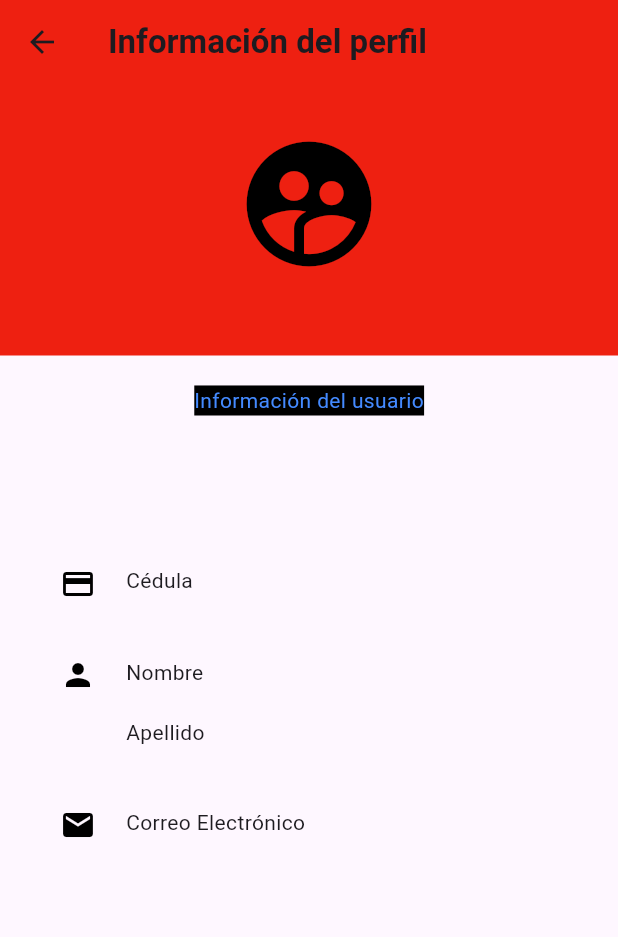
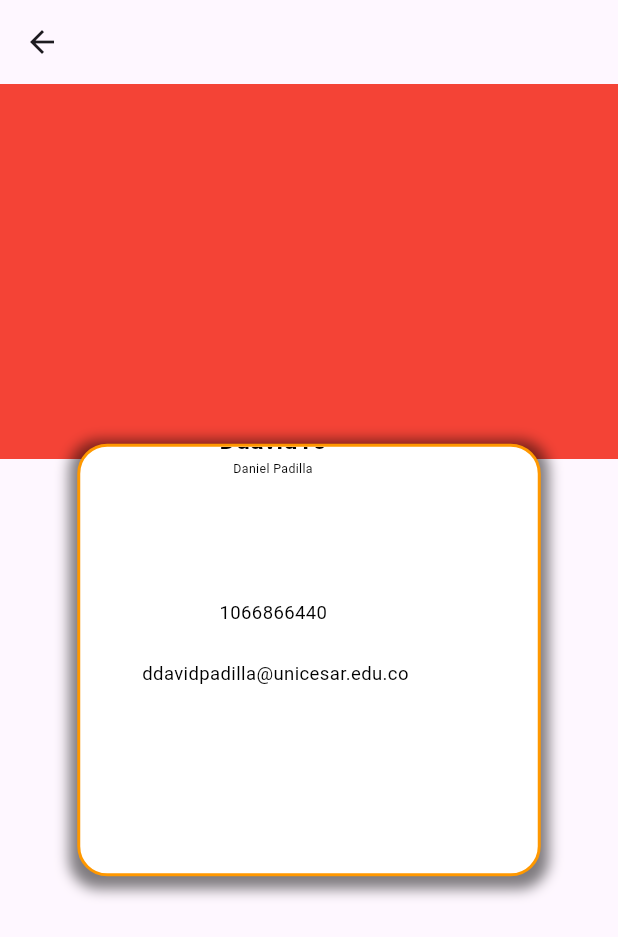
Before and after one commit to ara-project/Front, a Flutter app: the Perfil screen opened directly with empty values, on a phone screen of 412 x 824 dp. Shown: the top 937 px of the screen. Run offline on Flutter 3.47's test engine with Material 3 defaults, Android fonts, the phone set to English and light mode, and no system bars; our stand-ins replace google_sign_in, shared_preferences; missing offline and left inert: money2, simple_barcode_scanner; accounts and stored records are empty.

Commit message:
Cambios perfil

```diff
--- a/lib/pages/perfile_page.dart
+++ b/lib/pages/perfile_page.dart
@@ -1,6 +1,7 @@
 import 'package:flutter/cupertino.dart';
 import 'package:flutter/material.dart';
 import 'package:front_ara/entitys/person.dart';
+import 'package:front_ara/widgets/perfilW.dart';
 
 class Perfil extends StatelessWidget {
   Personas usuario;
@@ -12,117 +13,32 @@ class Perfil extends StatelessWidget {
   Widget build(BuildContext context) {
     return Scaffold(
       appBar: AppBar(
-          title: const Text(
-            "Información del perfil",
-            style: TextStyle(fontWeight: FontWeight.bold),
         ),
-          backgroundColor: const Color.fromARGB(255, 238, 32, 17)),
-      body: Center(
-          child: Column(
-        mainAxisAlignment: MainAxisAlignment.start,
+        body: Stack(
           children: [
+            Flexible(
+              child: Container(
+                height: 250,
+                width: double.infinity,
+                color: Colors.red,
+              ),
+            ),
             Container(
-              color: const Color.fromARGB(255, 238, 32, 17),
-              child: Padding(
-                padding: const EdgeInsets.all(30),
-                child: Column(
+            height: double.infinity,
+            width: double.infinity,
+            child: Container(
+              child: const Column(
+                mainAxisAlignment: MainAxisAlignment.center,
+                crossAxisAlignment: CrossAxisAlignment.center,
                 children: [
-                    const Row(
-                      mainAxisAlignment: MainAxisAlignment.center,
-                      children: [
-                        Icon(
-                          Icons.supervised_user_circle_rounded,
-                          size: 100,
-                          color: Colors.black,
-                        ),
+                  PerfilW(),
                 ],
               ),
-                    Text(usuario.usuario),
-                  ],
             ),
-              )),
-          Center(
-              child: Padding(
-            padding: EdgeInsets.all(20),
-            child: Text(
-              'Información del usuario',
-              textAlign: TextAlign.justify,
-              style: TextStyle(color: Colors.blueAccent, background: Paint()),
           ),
-          )),
-          Padding(
-            padding: const EdgeInsets.all(40),
-            child: Column(
-              mainAxisAlignment: MainAxisAlignment.start,
-              children: [
-                const SizedBox(height: 40),
-                Row(
-                  crossAxisAlignment: CrossAxisAlignment.start,
-                  children: [
-                    const Icon(
-                      Icons.credit_card,
-                      color: Colors.black,
+
+          ]
         ),
-                    const SizedBox(width: 20),
-                    Column(
-                      crossAxisAlignment: CrossAxisAlignment.start,
-                      children: [
-                        const Text("Cédula"),
-                        Text(usuario.cedula),
-                      ],
-                    ),
-                  ],
-                ),
-                const SizedBox(height: 20),
-                Row(
-                  crossAxisAlignment: CrossAxisAlignment.start,
-                  children: [
-                    const Icon(
-                      Icons.person,
-                      color: Colors.black,
-                    ),
-                    const SizedBox(width: 20),
-                    Column(
-                      crossAxisAlignment: CrossAxisAlignment.start,
-                      children: [
-                        const Text("Nombre"),
-                        Text(
-                            usuario.primerNombre + ' ' + usuario.segundoNombre),
-                        const Text("Apellido"),
-                        Text(usuario.primerApellido +
-                            ' ' +
-                            usuario.segundoApellido)
-                      ],
-                    ),
-                  ],
-                ),
-                const SizedBox(
-                  height: 20,
-                ),
-                Row(
-                  crossAxisAlignment: CrossAxisAlignment.start,
-                  children: [
-                    const Icon(
-                      Icons.email,
-                      color: Colors.black,
-                    ),
-                    const SizedBox(
-                      width: 20,
-                    ),
-                    Column(
-                      crossAxisAlignment: CrossAxisAlignment.start,
-                      children: [
-                        const Text("Correo Electrónico"),
-                        Text(usuario.correo)
-                      ],
-                    )
-                  ],
-                )
-              ],
-            ),
-          )
-        ],
-      )),
     );
   }
 }
--- /dev/null
+++ b/lib/widgets/perfilW.dart
@@ -0,0 +1,85 @@
+import 'package:flutter/foundation.dart';
+import 'package:flutter/material.dart';
+
+class PerfilW extends StatelessWidget {
+  const PerfilW({super.key});
+
+  @override
+  Widget build(BuildContext context) {
+    double screenWidth = MediaQuery.of(context).size.width;
+    double screenHeigth = MediaQuery.of(context).size.height;
+    Size tam = MediaQuery.of(context).size;
+    return GestureDetector(
+        child: SizedBox(
+      height: screenHeigth * 0.9,
+      width: screenWidth * 0.9,
+      child: Stack(
+        children: [
+          Center(
+            child: Container(
+              width: screenWidth * 0.75,
+              height: screenHeigth * 0.35,
+              decoration: BoxDecoration(
+                borderRadius: BorderRadius.circular(20),
+                color: Colors.white,
+                border: Border.all(
+                  color: Colors.orange,
+                  width: 2,
+                ),
+                boxShadow: [
+                  BoxShadow(
+                    color: Colors.black.withOpacity(0.5),
+                    spreadRadius: 5,
+                    blurRadius: 7,
+                    offset: const Offset(0, 3),
+                  ),
+                ],
+              ),
+              child: Stack(
+                children: [
+
+                  Positioned(
+                      bottom: screenHeigth * 0.32,
+                      left: screenWidth * 0.225,
+                      child: Column(
+                        children: [
+                          Text(
+                            'Ddavid16',
+                            style: TextStyle(
+                                color: Colors.black,
+                                fontSize: tam.width * 0.04,
+                                fontWeight: FontWeight.bold),
+                          ),
+                          Text('Daniel Padilla',
+                              style: TextStyle(
+                                color: Colors.black,
+                                fontSize: tam.width * 0.02,
+                              )),
+                        ],
+                      )),
+                  Positioned(
+                      bottom: screenHeigth * 0.2,
+                      left: screenWidth * 0.225,
+                      child: Text(
+                        '1066866440',
+                        style: TextStyle(
+                          color: Colors.black,
+                          fontSize: tam.width * 0.03,
+                        ),
+                      )),
+                  Positioned(
+                    bottom: screenHeigth * 0.15,
+                    left: screenWidth * 0.1,
+                    child: Text('ddavidpadilla@unicesar.edu.co',
+                        style: TextStyle(
+                            color: Colors.black, fontSize: tam.width * 0.03)),
+                  )
+                ],
+              ),
+            ),
+          ),
+        ],
+      ),
+    ));
+  }
+}
```
Lines whose indentation alone changed are shown as unchanged.
